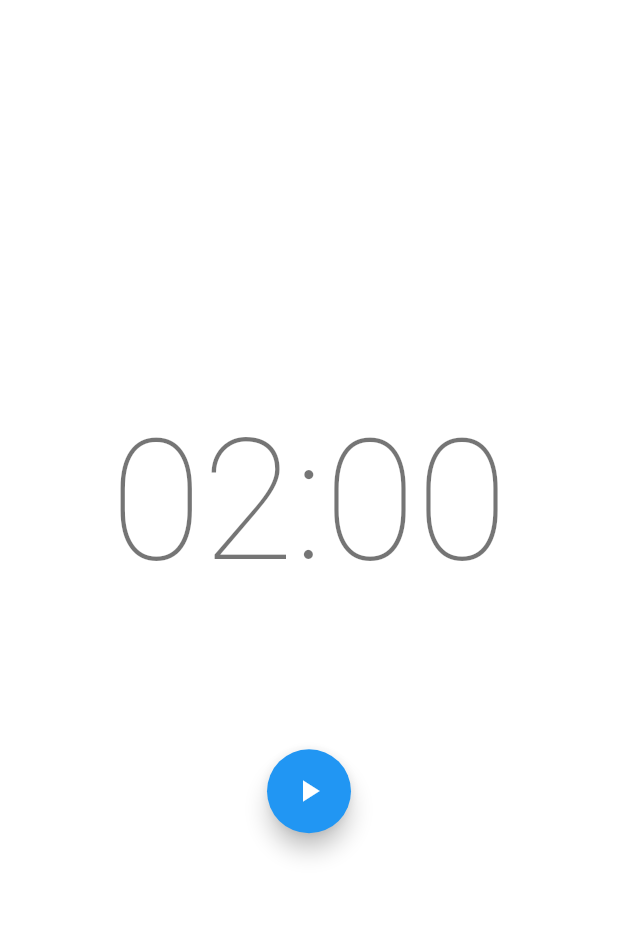
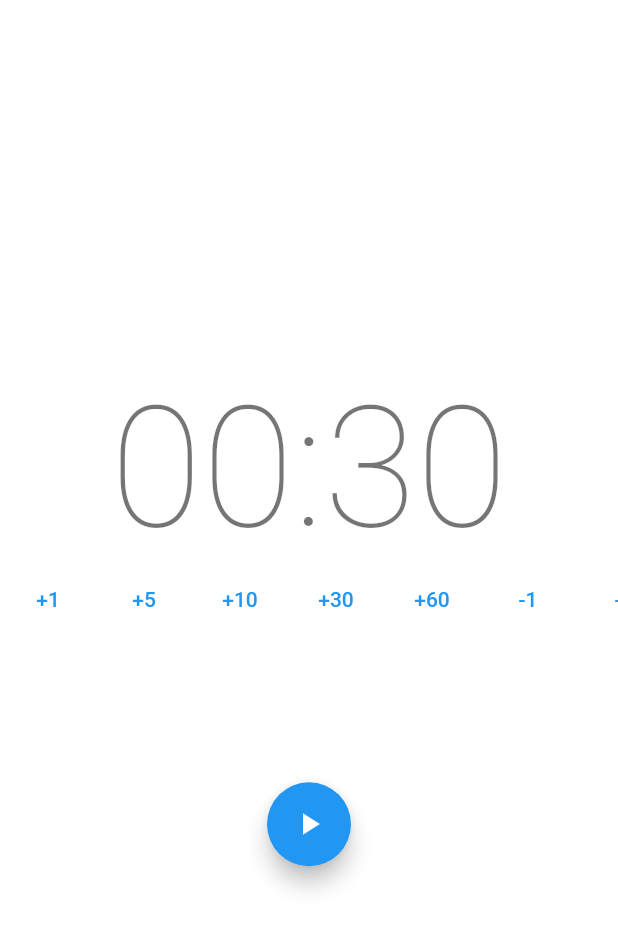
Before and after one commit to yenyen0318/flutter_BLoc, a Flutter app: the screen it shows after launch, on a phone screen of 412 x 824 dp. Shown: the top 929 px of the screen. Run offline on Flutter 3.47's test engine with Material 2 defaults, Android fonts, the phone set to English and light mode, and no system bars; our stand-ins replace bloc, equatable, flutter_bloc.

```diff
--- a/lib/timer/bloc/timer_event.dart
+++ b/lib/timer/bloc/timer_event.dart
@@ -31,3 +31,8 @@ class TimerResumed extends TimerEvent {
 class TimerReset extends TimerEvent {
   const TimerReset();
 }
+
+class SetTimerTime extends TimerEvent {
+  const SetTimerTime({required this.addDuration});
+  final int addDuration;
+}
--- a/lib/timer/view/timer_page.dart
+++ b/lib/timer/view/timer_page.dart
@@ -30,10 +30,11 @@ class TimerView extends StatelessWidget {
         mainAxisAlignment: MainAxisAlignment.center,
         children: [
           TimerText(),
+          editTimerActions(),
           SizedBox(
             height: 100,
           ),
-          Actions()
+          TimerActions()
         ],
       ),
     );
@@ -72,35 +73,42 @@ class TimerText extends StatelessWidget {
         ((duration / 60) % 60).floor().toString().padLeft(2, '0');
     final secondsStr = (duration % 60).floor().toString().padLeft(2, '0');
 
-    return GestureDetector(
-      child: Text(
-        '$minutesStr:$secondsStr',
-        style: Theme.of(context).textTheme.headline1,
-      ),
-      onTap: () {
-        showDialog(
-          context: context,
-          builder: (BuildContext context) {
-            return AlertDialog(
-              content: TimerSelect(),
-              actions: <Widget>[
-                new FlatButton(
-                  child: new Text("Close"),
-                  onPressed: () {
-                    Navigator.of(context).pop();
-                  },
-                ),
-              ],
-            );
-          },
-        );
-      },
+    return Text(
+      '$minutesStr:$secondsStr',
+      style: Theme.of(context).textTheme.headline1,
     );
   }
 }
 
-class Actions extends StatelessWidget {
-  const Actions({Key? key}) : super(key: key);
+class editTimerActions extends StatelessWidget {
+  editTimerActions({Key? key}) : super(key: key);
+  final addTextItems = [1, 5, 10, 30, 60, -1, -5, -10, -30, -60];
+  @override
+  Widget build(BuildContext context) {
+    return SizedBox(
+      height: 44,
+      child: ListView.builder(
+        scrollDirection: Axis.horizontal,
+        itemCount: addTextItems.length,
+        itemBuilder: (context, index) {
+          return TextButton(
+              onPressed: () {
+                debugPrint('${addTextItems[index]}');
+                context
+                    .read<TimerBloc>()
+                    .add(SetTimerTime(addDuration: addTextItems[index]));
+              },
+              child: Text(addTextItems[index] > 0
+                  ? '+${addTextItems[index]}'
+                  : '${addTextItems[index]}'));
+        },
+      ),
+    );
+  }
+}
+
+class TimerActions extends StatelessWidget {
+  TimerActions({Key? key}) : super(key: key);
 
   @override
   Widget build(BuildContext context) {
@@ -122,11 +130,13 @@ class Actions extends StatelessWidget {
               if (state is TimerRunInProgress) ...[
                 FloatingActionButton(
                   child: Icon(Icons.pause),
-                  onPressed: () => context.read<TimerBloc>().add(TimerPaused()),
+                  onPressed: () =>
+                      context.read<TimerBloc>().add(TimerPaused()),
                 ),
                 FloatingActionButton(
                   child: Icon(Icons.replay),
-                  onPressed: () => context.read<TimerBloc>().add(TimerReset()),
+                  onPressed: () =>
+                      context.read<TimerBloc>().add(TimerReset()),
                 ),
               ],
               if (state is TimerRunPause) ...[
@@ -137,13 +147,15 @@ class Actions extends StatelessWidget {
                 ),
                 FloatingActionButton(
                   child: Icon(Icons.replay),
-                  onPressed: () => context.read<TimerBloc>().add(TimerReset()),
+                  onPressed: () =>
+                      context.read<TimerBloc>().add(TimerReset()),
                 ),
               ],
               if (state is TimerRunComplete) ...[
                 FloatingActionButton(
                   child: Icon(Icons.replay),
-                  onPressed: () => context.read<TimerBloc>().add(TimerReset()),
+                  onPressed: () =>
+                      context.read<TimerBloc>().add(TimerReset()),
                 ),
               ]
             ],
```
Also changed, not shown: lib/timer/bloc/timer_bloc.dart (+32 -5 lines).
